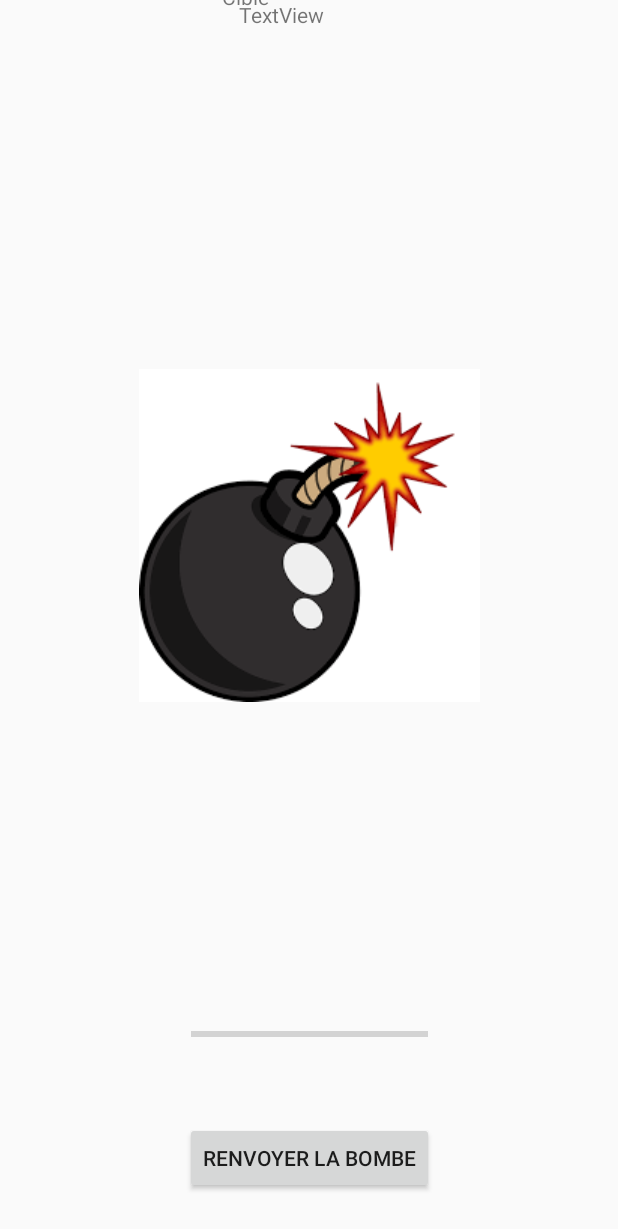
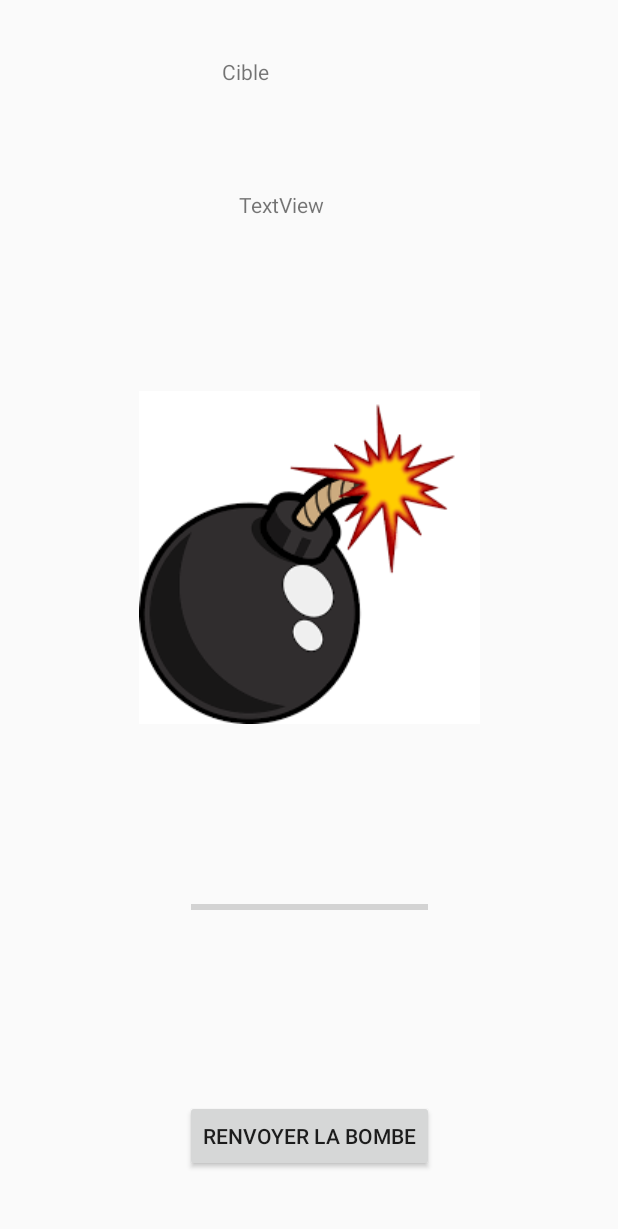
Before and after one commit to Surti/AndroBoum, an Android app: the BombActivity screen opened directly, with no data from a screen before it, on a phone screen of 412 x 824 dp. Shown: the top 1229 px of the screen. Run offline under Robolectric (Android 15) with nearby library versions, the phone set to English and light mode, and no system bars; our stand-ins replace Firebase (no records; nobody signed in at launch, a user with empty details on screens opened directly); 2 statements that could not run were skipped.

Commit message:
Version 2.0

```diff
--- a/app/src/main/res/layout/activity_bomb.xml
+++ b/app/src/main/res/layout/activity_bomb.xml
@@ -15,21 +15,27 @@
         android:layout_marginStart="8dp"
         android:layout_marginTop="16dp"
         android:text="@string/target"
-        app:layout_constraintBottom_toTopOf="@+id/textView5"
+        app:layout_constraintBottom_toBottomOf="parent"
         app:layout_constraintEnd_toEndOf="parent"
         app:layout_constraintStart_toStartOf="parent"
-        app:layout_constraintTop_toTopOf="parent" />
+        app:layout_constraintTop_toTopOf="parent"
+        app:layout_constraintVertical_bias="0.029" />
 
     <TextView
         android:id="@+id/textView5"
         android:layout_width="93dp"
         android:layout_height="39dp"
+        android:layout_marginBottom="8dp"
         android:layout_marginEnd="8dp"
         android:layout_marginStart="8dp"
+        android:layout_marginTop="8dp"
         android:text="TextView"
+        app:layout_constraintBottom_toBottomOf="parent"
         app:layout_constraintEnd_toEndOf="parent"
+        app:layout_constraintHorizontal_bias="0.501"
         app:layout_constraintStart_toStartOf="parent"
-        tools:layout_editor_absoluteY="81dp" />
+        app:layout_constraintTop_toTopOf="parent"
+        app:layout_constraintVertical_bias="0.154" />
 
     <ImageView
         android:id="@+id/imageView4"
@@ -39,10 +45,12 @@
         android:layout_marginEnd="8dp"
         android:layout_marginStart="8dp"
         android:layout_marginTop="8dp"
-        app:layout_constraintBottom_toTopOf="@+id/progressBar"
+        app:layout_constraintBottom_toBottomOf="parent"
         app:layout_constraintEnd_toEndOf="parent"
+        app:layout_constraintHorizontal_bias="0.503"
         app:layout_constraintStart_toStartOf="parent"
-        app:layout_constraintTop_toBottomOf="@+id/textView5"
+        app:layout_constraintTop_toTopOf="parent"
+        app:layout_constraintVertical_bias="0.431"
         app:srcCompat="@drawable/bombe" />
 
     <ProgressBar
@@ -50,23 +58,29 @@
         style="?android:attr/progressBarStyleHorizontal"
         android:layout_width="158dp"
         android:layout_height="29dp"
-        android:layout_marginBottom="44dp"
+        android:layout_marginBottom="8dp"
         android:layout_marginEnd="8dp"
         android:layout_marginStart="8dp"
-        app:layout_constraintBottom_toTopOf="@+id/button"
+        android:layout_marginTop="8dp"
+        app:layout_constraintBottom_toBottomOf="@+id/button"
         app:layout_constraintEnd_toEndOf="parent"
-        app:layout_constraintStart_toStartOf="parent" />
+        app:layout_constraintStart_toStartOf="parent"
+        app:layout_constraintTop_toTopOf="parent"
+        app:layout_constraintVertical_bias="0.791" />
 
     <Button
         android:id="@+id/button"
         android:layout_width="wrap_content"
         android:layout_height="wrap_content"
-        android:layout_marginBottom="28dp"
+        android:layout_marginBottom="8dp"
         android:layout_marginEnd="8dp"
         android:layout_marginStart="8dp"
+        android:layout_marginTop="8dp"
         android:text="@string/resendBomb"
         app:layout_constraintBottom_toBottomOf="parent"
         app:layout_constraintEnd_toEndOf="parent"
         app:layout_constraintHorizontal_bias="0.502"
-        app:layout_constraintStart_toStartOf="parent" />
+        app:layout_constraintStart_toStartOf="parent"
+        app:layout_constraintTop_toTopOf="parent"
+        app:layout_constraintVertical_bias="0.954" />
 </android.support.constraint.ConstraintLayout>
```
